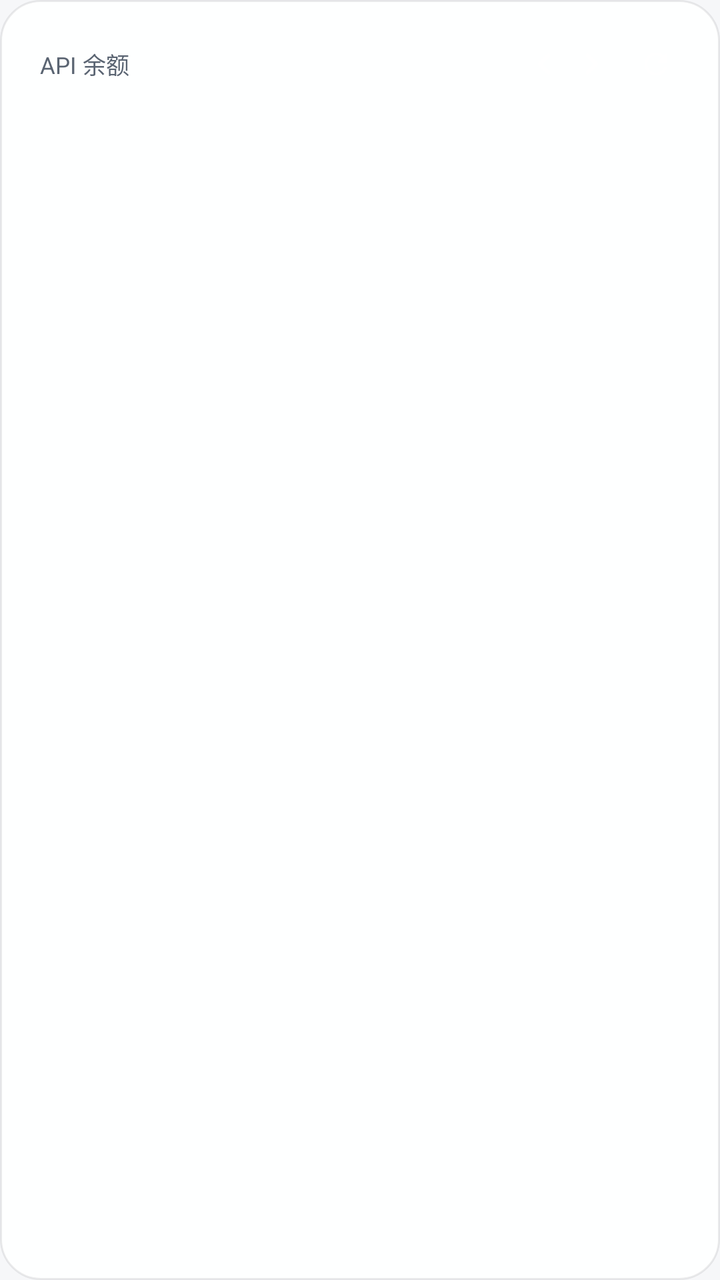
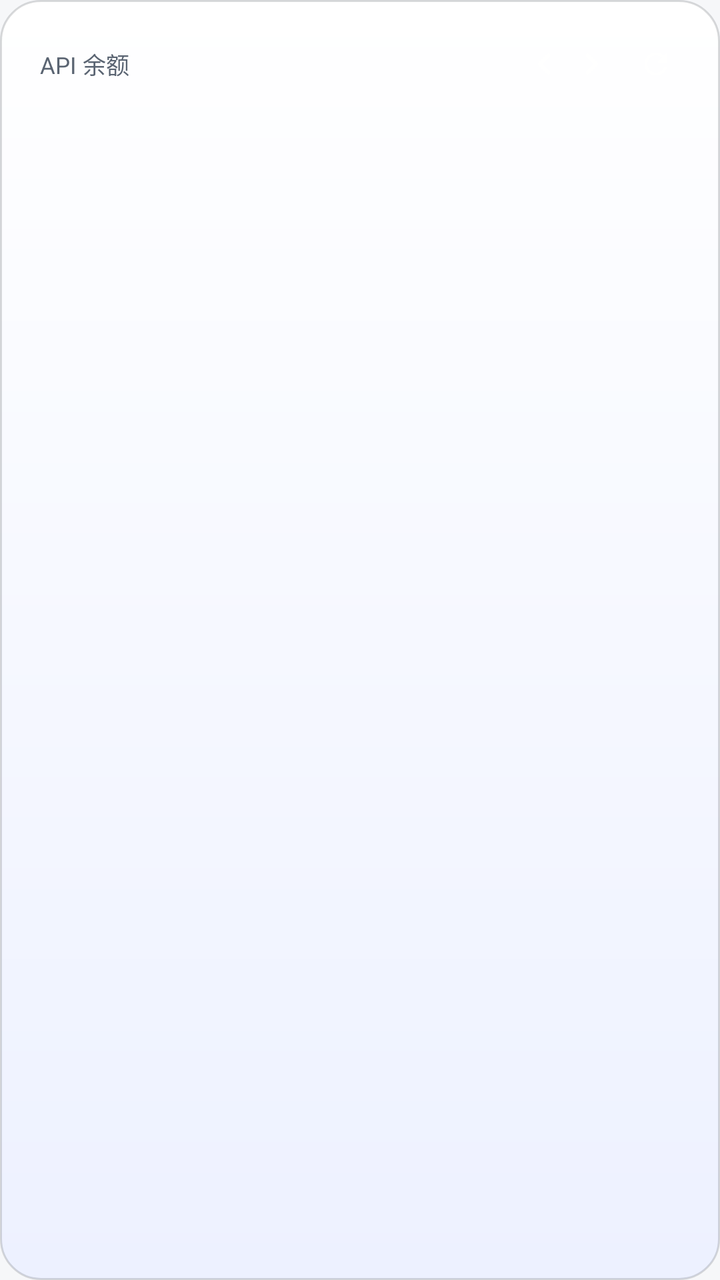

An Android layout rendered at two revisions. The XML below is the earlier revision; the diff shows what the commit changed to produce the second picture.
<!-- AndroidManifest.xml: application theme AppTheme -->
<!-- res/layout/widget_style0.xml -->
<?xml version="1.0" encoding="utf-8"?>
<FrameLayout xmlns:android="http://schemas.android.com/apk/res/android"
    android:id="@+id/w2_root"
    android:layout_width="match_parent"
    android:layout_height="match_parent"
    android:orientation="vertical"
    android:padding="20dp"
    android:background="@drawable/wg_t0">

    
    <ImageView
        android:id="@+id/w2_frost"
        android:layout_width="match_parent"
        android:layout_height="match_parent"
        android:scaleType="fitXY"
        android:visibility="gone" />


    
    <LinearLayout
        android:layout_width="match_parent"
        android:layout_height="wrap_content"
        android:orientation="vertical">

    
    <LinearLayout
        android:layout_width="match_parent"
        android:layout_height="wrap_content"
        android:orientation="horizontal"
        android:gravity="center_vertical">

        
        <TextView
            android:id="@+id/w2_title"
            android:layout_width="0dp"
            android:layout_height="wrap_content"
            android:layout_weight="1"
            android:minWidth="0dp"
            android:singleLine="true"
            android:ellipsize="end"
            android:includeFontPadding="false"
            android:textColor="@color/w2_tx2"
            android:textSize="11.5sp"
            android:text="API 余额" />

        <TextView
            android:id="@+id/w2_page"
            android:layout_width="wrap_content"
            android:layout_height="wrap_content"
            android:layout_marginStart="4dp"
            android:minWidth="0dp"
            android:includeFontPadding="false"
            android:textColor="@color/w2_tx3"
            android:textSize="11.5sp" />

        
        <ImageView
            android:id="@+id/w2_prev"
            android:clickable="true"
            android:focusable="true"
            android:layout_width="24dp"
            android:layout_height="24dp"
            android:layout_marginStart="2dp"
            android:scaleType="fitCenter"
            android:src="@drawable/ic_chevron_left"
            android:contentDescription="上一页" />

        <ImageView
            android:id="@+id/w2_next"
            android:clickable="true"
            android:focusable="true"
            android:layout_width="24dp"
            android:layout_height="24dp"
            android:scaleType="fitCenter"
            android:src="@drawable/ic_chevron_right"
            android:contentDescription="下一页" />

        
        <ImageView
            android:id="@+id/w2_refresh"
            android:clickable="true"
            android:focusable="true"
            android:layout_width="24dp"
            android:layout_height="24dp"
            android:layout_marginStart="8dp"
            android:scaleType="fitCenter"
            android:src="@drawable/ic_refresh"
            android:contentDescription="刷新" />
    </LinearLayout>

    
    <TextView
        android:id="@+id/w2_total"
        android:layout_width="match_parent"
        android:layout_height="wrap_content"
        android:layout_marginTop="10dp"
        android:singleLine="true"
        android:includeFontPadding="false"
        android:textColor="@color/w2_tx"
        android:textSize="23sp"
        android:textStyle="bold" />

    <TextView
        android:id="@+id/w2_sub"
        android:layout_width="match_parent"
        android:layout_height="wrap_content"
        android:layout_marginTop="5dp"
        android:singleLine="true"
        android:ellipsize="end"
        android:includeFontPadding="false"
        android:textColor="@color/w2_tx3"
        android:textSize="10sp" />

    

    
    <LinearLayout
        android:id="@+id/w2_row1"
        android:layout_width="match_parent"
        android:layout_height="wrap_content"
        android:layout_marginTop="12dp"
        android:orientation="horizontal"
        android:baselineAligned="false">

        <LinearLayout
            android:id="@+id/w2_slot1"
            android:layout_width="0dp"
            android:layout_height="wrap_content"
            android:layout_weight="1"
            android:orientation="horizontal"
            android:gravity="center_vertical"
            android:visibility="gone">

            <TextView
                android:id="@+id/w2_dot1"
                android:layout_width="6dp"
                android:layout_height="6dp"
                android:layout_marginEnd="8dp"
                android:background="@color/w2_accent" />

            <TextView
                android:id="@+id/w2_name1"
                android:layout_width="wrap_content"
                android:layout_height="wrap_content"
                android:maxWidth="108dp"
                android:singleLine="true"
                android:ellipsize="end"
                android:includeFontPadding="false"
                android:textColor="@color/w2_tx2"
                android:textSize="11.5sp" />

            <TextView
                android:id="@+id/w2_val1"
                android:layout_width="wrap_content"
                android:layout_height="wrap_content"
                android:layout_marginStart="8dp"
                android:singleLine="true"
                android:includeFontPadding="false"
                android:textColor="@color/w2_tx"
                android:textSize="15sp"
                android:textStyle="bold" />
        </LinearLayout>

        <LinearLayout
            android:id="@+id/w2_slot2"
            android:layout_width="0dp"
            android:layout_height="wrap_content"
            android:layout_weight="1"
            android:orientation="horizontal"
            android:gravity="center_vertical"
            android:visibility="gone">

            <TextView
                android:id="@+id/w2_dot2"
                android:layout_width="6dp"
                android:layout_height="6dp"
                android:layout_marginEnd="8dp"
                android:background="@color/w2_accent" />

            <TextView
                android:id="@+id/w2_name2"
                android:layout_width="wrap_content"
                android:layout_height="wrap_content"
                android:maxWidth="108dp"
                android:singleLine="true"
                android:ellipsize="end"
                android:includeFontPadding="false"
                android:textColor="@color/w2_tx2"
                android:textSize="11.5sp" />

            <TextView
                android:id="@+id/w2_val2"
                android:layout_width="wrap_content"
                android:layout_height="wrap_content"
                android:layout_marginStart="8dp"
                android:singleLine="true"
                android:includeFontPadding="false"
                android:textColor="@color/w2_tx"
                android:textSize="15sp"
                android:textStyle="bold" />
        </LinearLayout>
    </LinearLayout>

    
    <TextView
        android:id="@+id/w2_div1"
        android:layout_width="match_parent"
        android:layout_height="1dp"
        android:layout_marginTop="9dp"
        android:background="@color/w2_div"
        android:visibility="gone" />

    
    <LinearLayout
        android:id="@+id/w2_row2"
        android:layout_width="match_parent"
        android:layout_height="wrap_content"
        android:layout_marginTop="9dp"
        android:orientation="horizontal"
        android:baselineAligned="false">

        <LinearLayout
            android:id="@+id/w2_slot3"
            android:layout_width="0dp"
            android:layout_height="wrap_content"
            android:layout_weight="1"
            android:orientation="horizontal"
            android:gravity="center_vertical"
            android:visibility="gone">

            <TextView
                android:id="@+id/w2_dot3"
                android:layout_width="6dp"
                android:layout_height="6dp"
                android:layout_marginEnd="8dp"
                android:background="@color/w2_accent" />

            <TextView
                android:id="@+id/w2_name3"
                android:layout_width="wrap_content"
                android:layout_height="wrap_content"
                android:maxWidth="108dp"
                android:singleLine="true"
                android:ellipsize="end"
                android:includeFontPadding="false"
                android:textColor="@color/w2_tx2"
                android:textSize="11.5sp" />

            <TextView
                android:id="@+id/w2_val3"
                android:layout_width="wrap_content"
                android:layout_height="wrap_content"
                android:layout_marginStart="8dp"
                android:singleLine="true"
                android:includeFontPadding="false"
                android:textColor="@color/w2_tx"
                android:textSize="15sp"
                android:textStyle="bold" />
        </LinearLayout>

        <LinearLayout
            android:id="@+id/w2_slot4"
            android:layout_width="0dp"
            android:layout_height="wrap_content"
            android:layout_weight="1"
            android:orientation="horizontal"
            android:gravity="center_vertical"
            android:visibility="gone">

            <TextView
                android:id="@+id/w2_dot4"
                android:layout_width="6dp"
                android:layout_height="6dp"
                android:layout_marginEnd="8dp"
                android:background="@color/w2_accent" />

            <TextView
                android:id="@+id/w2_name4"
                android:layout_width="wrap_content"
                android:layout_height="wrap_content"
                android:maxWidth="108dp"
                android:singleLine="true"
                android:ellipsize="end"
                android:includeFontPadding="false"
                android:textColor="@color/w2_tx2"
                android:textSize="11.5sp" />

            <TextView
                android:id="@+id/w2_val4"
                android:layout_width="wrap_content"
                android:layout_height="wrap_content"
                android:layout_marginStart="8dp"
                android:singleLine="true"
                android:includeFontPadding="false"
                android:textColor="@color/w2_tx"
                android:textSize="15sp"
                android:textStyle="bold" />
        </LinearLayout>
    </LinearLayout>

    
    <TextView
        android:id="@+id/w2_div2"
        android:layout_width="match_parent"
        android:layout_height="1dp"
        android:layout_marginTop="9dp"
        android:background="@color/w2_div"
        android:visibility="gone" />

    
    <LinearLayout
        android:id="@+id/w2_row3"
        android:layout_width="match_parent"
        android:layout_height="wrap_content"
        android:layout_marginTop="9dp"
        android:orientation="horizontal"
        android:baselineAligned="false">

        <LinearLayout
            android:id="@+id/w2_slot5"
            android:layout_width="0dp"
            android:layout_height="wrap_content"
            android:layout_weight="1"
            android:orientation="horizontal"
            android:gravity="center_vertical"
            android:visibility="gone">

            <TextView
                android:id="@+id/w2_dot5"
                android:layout_width="6dp"
                android:layout_height="6dp"
                android:layout_marginEnd="8dp"
                android:background="@color/w2_accent" />

            <TextView
                android:id="@+id/w2_name5"
                android:layout_width="wrap_content"
                android:layout_height="wrap_content"
                android:maxWidth="108dp"
                android:singleLine="true"
                android:ellipsize="end"
                android:includeFontPadding="false"
                android:textColor="@color/w2_tx2"
                android:textSize="11.5sp" />

            <TextView
                android:id="@+id/w2_val5"
                android:layout_width="wrap_content"
                android:layout_height="wrap_content"
                android:layout_marginStart="8dp"
                android:singleLine="true"
                android:includeFontPadding="false"
                android:textColor="@color/w2_tx"
                android:textSize="15sp"
                android:textStyle="bold" />
        </LinearLayout>

        <LinearLayout
            android:id="@+id/w2_slot6"
            android:layout_width="0dp"
            android:layout_height="wrap_content"
            android:layout_weight="1"
            android:orientation="horizontal"
            android:gravity="center_vertical"
            android:visibility="gone">

            <TextView
                android:id="@+id/w2_dot6"
                android:layout_width="6dp"
                android:layout_height="6dp"
                android:layout_marginEnd="8dp"
                android:background="@color/w2_accent" />

            <TextView
                android:id="@+id/w2_name6"
                android:layout_width="wrap_content"
                android:layout_height="wrap_content"
                android:maxWidth="108dp"
                android:singleLine="true"
                android:ellipsize="end"
                android:includeFontPadding="false"
                android:textColor="@color/w2_tx2"
                android:textSize="11.5sp" />

            <TextView
                android:id="@+id/w2_val6"
                android:layout_width="wrap_content"
                android:layout_height="wrap_content"
                android:layout_marginStart="8dp"
                android:singleLine="true"
                android:includeFontPadding="false"
                android:textColor="@color/w2_tx"
                android:textSize="15sp"
                android:textStyle="bold" />
        </LinearLayout>
    </LinearLayout>

    
    <TextView
        android:id="@+id/w2_div3"
        android:layout_width="match_parent"
        android:layout_height="1dp"
        android:layout_marginTop="9dp"
        android:background="@color/w2_div"
        android:visibility="gone" />

    
    <LinearLayout
        android:id="@+id/w2_row4"
        android:layout_width="match_parent"
        android:layout_height="wrap_content"
        android:layout_marginTop="9dp"
        android:orientation="horizontal"
        android:baselineAligned="false">

        <LinearLayout
            android:id="@+id/w2_slot7"
            android:layout_width="0dp"
            android:layout_height="wrap_content"
            android:layout_weight="1"
            android:orientation="horizontal"
            android:gravity="center_vertical"
            android:visibility="gone">

            <TextView
                android:id="@+id/w2_dot7"
                android:layout_width="6dp"
                android:layout_height="6dp"
                android:layout_marginEnd="8dp"
                android:background="@color/w2_accent" />

            <TextView
                android:id="@+id/w2_name7"
                android:layout_width="wrap_content"
                android:layout_height="wrap_content"
                android:maxWidth="108dp"
                android:singleLine="true"
                android:ellipsize="end"
                android:includeFontPadding="false"
                android:textColor="@color/w2_tx2"
                android:textSize="11.5sp" />

            <TextView
                android:id="@+id/w2_val7"
                android:layout_width="wrap_content"
                android:layout_height="wrap_content"
                android:layout_marginStart="8dp"
                android:singleLine="true"
                android:includeFontPadding="false"
                android:textColor="@color/w2_tx"
                android:textSize="15sp"
                android:textStyle="bold" />
        </LinearLayout>

        <LinearLayout
            android:id="@+id/w2_slot8"
            android:layout_width="0dp"
            android:layout_height="wrap_content"
            android:layout_weight="1"
            android:orientation="horizontal"
            android:gravity="center_vertical"
            android:visibility="gone">

            <TextView
                android:id="@+id/w2_dot8"
                android:layout_width="6dp"
                android:layout_height="6dp"
                android:layout_marginEnd="8dp"
                android:background="@color/w2_accent" />

            <TextView
                android:id="@+id/w2_name8"
                android:layout_width="wrap_content"
                android:layout_height="wrap_content"
                android:maxWidth="108dp"
                android:singleLine="true"
                android:ellipsize="end"
                android:includeFontPadding="false"
                android:textColor="@color/w2_tx2"
                android:textSize="11.5sp" />

            <TextView
                android:id="@+id/w2_val8"
                android:layout_width="wrap_content"
                android:layout_height="wrap_content"
                android:layout_marginStart="8dp"
                android:singleLine="true"
                android:includeFontPadding="false"
                android:textColor="@color/w2_tx"
                android:textSize="15sp"
                android:textStyle="bold" />
        </LinearLayout>
    </LinearLayout>
    </LinearLayout>
</FrameLayout>
<!-- resources referenced by this layout -->
<resources>
  <color name="w2_accent">#4166F5</color>
  <color name="w2_div">#2E9AA6B2</color>
  <color name="w2_tx">#0B0E14</color>
  <color name="w2_tx2">#5A6472</color>
  <color name="w2_tx3">#656F7F</color>
  <!-- drawable ic_chevron_right (drawable) -->
  <?xml version="1.0" encoding="utf-8"?>
  <vector xmlns:android="http://schemas.android.com/apk/res/android"
      android:width="24dp"
      android:height="24dp"
      android:viewportWidth="24"
      android:viewportHeight="24">
  
      <group
          android:pivotX="12"
          android:pivotY="12"
          android:scaleX="0.72"
          android:scaleY="0.72">
  
          <path
              android:pathData="M9,6 L15,12 L9,18"
              android:strokeColor="#FFFFFF"
              android:strokeWidth="2.4"
              android:strokeLineCap="round"
              android:strokeLineJoin="round"
              android:fillColor="#00000000" />
      </group>
  </vector>
  <!-- drawable wg_t0 (drawable) -->
  <?xml version="1.0" encoding="utf-8"?>
  <shape xmlns:android="http://schemas.android.com/apk/res/android"
      android:shape="rectangle">
      <corners android:radius="20dp" />
      <solid android:color="#F2FFFFFF" />
      <stroke android:width="1dp" android:color="#14090C14" />
  </shape>
  <style name="AppDialog_AuroraLight" parent="@android:style/Theme.DeviceDefault.Light.Dialog.Alert">
          <item name="android:windowAnimationStyle">@style/DialogAnim</item>
          <item name="android:colorAccent">#4166F5</item>
          <item name="android:fontFamily">sans-serif</item>
          <item name="android:colorBackground">#FFFFFF</item>
          <item name="android:textColorPrimary">#0B0E14</item>
          <item name="android:textColorSecondary">#414A5C</item>
      </style>
  <!-- drawable mini_btn_border (drawable) -->
  <?xml version="1.0" encoding="utf-8"?>
  <shape xmlns:android="http://schemas.android.com/apk/res/android"
      android:shape="rectangle">
      <corners android:radius="999dp" />
      <solid android:color="?attr/c_btn" />
      <stroke android:width="1.2dp" android:color="?attr/c_btn_border" />
  </shape>
  <!-- drawable tag_bg (drawable) -->
  <?xml version="1.0" encoding="utf-8"?>
  <inset xmlns:android="http://schemas.android.com/apk/res/android"
      android:insetLeft="1dp" android:insetTop="1dp"
      android:insetRight="1dp" android:insetBottom="1dp">
      <shape android:shape="rectangle">
          <solid android:color="?attr/c_input" />
          <corners android:radius="20dp" />
      </shape>
  </inset>
  <!-- drawable seg_bg (drawable) -->
  <?xml version="1.0" encoding="utf-8"?>
  <shape xmlns:android="http://schemas.android.com/apk/res/android"
      android:shape="rectangle">
      <corners android:radius="14dp" />
      <solid android:color="?attr/c_neu_surface" />
      <stroke android:width="1dp" android:color="?attr/c_neu_dark" />
  </shape>
  <!-- drawable input_aurora (drawable) -->
  <?xml version="1.0" encoding="utf-8"?>
  <shape xmlns:android="http://schemas.android.com/apk/res/android"
      android:shape="rectangle">
      <corners android:radius="12dp" />
      <solid android:color="?attr/c_input" />
      <stroke android:width="1dp" android:color="?attr/c_line" />
  </shape>
  <!-- drawable seg_sel (drawable) -->
  <?xml version="1.0" encoding="utf-8"?>
  <shape xmlns:android="http://schemas.android.com/apk/res/android"
      android:shape="rectangle">
      <corners android:radius="10dp" />
      <solid android:color="?attr/c_accent_soft" />
  </shape>
  <!-- drawable pull_bg (drawable) -->
  <?xml version="1.0" encoding="utf-8"?>
  <shape xmlns:android="http://schemas.android.com/apk/res/android"
      android:shape="rectangle">
      <corners android:radius="18dp" />
      <solid android:color="?attr/c_neu_surface" />
      <stroke android:width="1dp" android:color="?attr/c_neu_dark" />
  </shape>
  <style name="DialogAnim">
          <item name="android:windowEnterAnimation">@anim/dialog_in</item>
          <item name="android:windowExitAnimation">@anim/dialog_out</item>
      </style>
  <!-- unchanged entries left out for length: 3 -->
</resources>

<!-- the commit's change to res/layout/widget_style0.xml (unified diff, before → after) -->
@@ -39,7 +39,7 @@
             android:singleLine="true"
             android:ellipsize="end"
             android:includeFontPadding="false"
-            android:textColor="@color/w2_tx2"
+            android:textColor="@color/ws0_tx2"
             android:textSize="11.5sp"
             android:text="API 余额" />
 
@@ -50,7 +50,7 @@
             android:layout_marginStart="4dp"
             android:minWidth="0dp"
             android:includeFontPadding="false"
-            android:textColor="@color/w2_tx3"
+            android:textColor="@color/ws0_tx3"
             android:textSize="11.5sp" />
 
         
@@ -96,7 +96,7 @@
         android:layout_marginTop="10dp"
         android:singleLine="true"
         android:includeFontPadding="false"
-        android:textColor="@color/w2_tx"
+        android:textColor="@color/ws0_tx"
         android:textSize="23sp"
         android:textStyle="bold" />
 
@@ -108,7 +108,7 @@
         android:singleLine="true"
         android:ellipsize="end"
         android:includeFontPadding="false"
-        android:textColor="@color/w2_tx3"
+        android:textColor="@color/ws0_tx3"
         android:textSize="10sp" />
 
     
@@ -136,7 +136,7 @@
                 android:layout_width="6dp"
                 android:layout_height="6dp"
                 android:layout_marginEnd="8dp"
-                android:background="@color/w2_accent" />
+                android:background="@color/ws0_accent" />
 
             <TextView
                 android:id="@+id/w2_name1"
@@ -146,7 +146,7 @@
                 android:singleLine="true"
                 android:ellipsize="end"
                 android:includeFontPadding="false"
-                android:textColor="@color/w2_tx2"
+                android:textColor="@color/ws0_tx2"
                 android:textSize="11.5sp" />
 
             <TextView
@@ -156,7 +156,7 @@
                 android:layout_marginStart="8dp"
                 android:singleLine="true"
                 android:includeFontPadding="false"
-                android:textColor="@color/w2_tx"
+                android:textColor="@color/ws0_tx"
                 android:textSize="15sp"
                 android:textStyle="bold" />
         </LinearLayout>
@@ -175,7 +175,7 @@
                 android:layout_width="6dp"
                 android:layout_height="6dp"
                 android:layout_marginEnd="8dp"
-                android:background="@color/w2_accent" />
+                android:background="@color/ws0_accent" />
 
             <TextView
                 android:id="@+id/w2_name2"
@@ -185,7 +185,7 @@
                 android:singleLine="true"
                 android:ellipsize="end"
                 android:includeFontPadding="false"
-                android:textColor="@color/w2_tx2"
+                android:textColor="@color/ws0_tx2"
                 android:textSize="11.5sp" />
 
             <TextView
@@ -195,7 +195,7 @@
                 android:layout_marginStart="8dp"
                 android:singleLine="true"
                 android:includeFontPadding="false"
-                android:textColor="@color/w2_tx"
+                android:textColor="@color/ws0_tx"
                 android:textSize="15sp"
                 android:textStyle="bold" />
         </LinearLayout>
@@ -207,7 +207,7 @@
         android:layout_width="match_parent"
         android:layout_height="1dp"
         android:layout_marginTop="9dp"
-        android:background="@color/w2_div"
+        android:background="@color/ws0_div"
         android:visibility="gone" />
 
     
@@ -233,7 +233,7 @@
                 android:layout_width="6dp"
                 android:layout_height="6dp"
                 android:layout_marginEnd="8dp"
-                android:background="@color/w2_accent" />
+                android:background="@color/ws0_accent" />
 
             <TextView
                 android:id="@+id/w2_name3"
@@ -243,7 +243,7 @@
                 android:singleLine="true"
                 android:ellipsize="end"
                 android:includeFontPadding="false"
-                android:textColor="@color/w2_tx2"
+                android:textColor="@color/ws0_tx2"
                 android:textSize="11.5sp" />
 
             <TextView
@@ -253,7 +253,7 @@
                 android:layout_marginStart="8dp"
                 android:singleLine="true"
                 android:includeFontPadding="false"
-                android:textColor="@color/w2_tx"
+                android:textColor="@color/ws0_tx"
                 android:textSize="15sp"
                 android:textStyle="bold" />
         </LinearLayout>
@@ -272,7 +272,7 @@
                 android:layout_width="6dp"
                 android:layout_height="6dp"
                 android:layout_marginEnd="8dp"
-                android:background="@color/w2_accent" />
+                android:background="@color/ws0_accent" />
 
             <TextView
                 android:id="@+id/w2_name4"
@@ -282,7 +282,7 @@
                 android:singleLine="true"
                 android:ellipsize="end"
                 android:includeFontPadding="false"
-                android:textColor="@color/w2_tx2"
+                android:textColor="@color/ws0_tx2"
                 android:textSize="11.5sp" />
 
             <TextView
@@ -292,7 +292,7 @@
                 android:layout_marginStart="8dp"
                 android:singleLine="true"
                 android:includeFontPadding="false"
-                android:textColor="@color/w2_tx"
+                android:textColor="@color/ws0_tx"
                 android:textSize="15sp"
                 android:textStyle="bold" />
         </LinearLayout>
@@ -304,7 +304,7 @@
         android:layout_width="match_parent"
         android:layout_height="1dp"
         android:layout_marginTop="9dp"
-        android:background="@color/w2_div"
+        android:background="@color/ws0_div"
         android:visibility="gone" />
 
     
@@ -330,7 +330,7 @@
                 android:layout_width="6dp"
                 android:layout_height="6dp"
                 android:layout_marginEnd="8dp"
-                android:background="@color/w2_accent" />
+                android:background="@color/ws0_accent" />
 
             <TextView
                 android:id="@+id/w2_name5"
@@ -340,7 +340,7 @@
                 android:singleLine="true"
                 android:ellipsize="end"
                 android:includeFontPadding="false"
-                android:textColor="@color/w2_tx2"
+                android:textColor="@color/ws0_tx2"
                 android:textSize="11.5sp" />
 
             <TextView
@@ -350,7 +350,7 @@
                 android:layout_marginStart="8dp"
                 android:singleLine="true"
                 android:includeFontPadding="false"
-                android:textColor="@color/w2_tx"
+                android:textColor="@color/ws0_tx"
                 android:textSize="15sp"
                 android:textStyle="bold" />
         </LinearLayout>
@@ -369,7 +369,7 @@
                 android:layout_width="6dp"
                 android:layout_height="6dp"
                 android:layout_marginEnd="8dp"
-                android:background="@color/w2_accent" />
+                android:background="@color/ws0_accent" />
 
             <TextView
                 android:id="@+id/w2_name6"
@@ -379,7 +379,7 @@
                 android:singleLine="true"
                 android:ellipsize="end"
                 android:includeFontPadding="false"
-                android:textColor="@color/w2_tx2"
+                android:textColor="@color/ws0_tx2"
                 android:textSize="11.5sp" />
 
             <TextView
@@ -389,7 +389,7 @@
                 android:layout_marginStart="8dp"
                 android:singleLine="true"
                 android:includeFontPadding="false"
-                android:textColor="@color/w2_tx"
+                android:textColor="@color/ws0_tx"
                 android:textSize="15sp"
                 android:textStyle="bold" />
         </LinearLayout>
@@ -401,7 +401,7 @@
         android:layout_width="match_parent"
         android:layout_height="1dp"
         android:layout_marginTop="9dp"
-        android:background="@color/w2_div"
+        android:background="@color/ws0_div"
         android:visibility="gone" />
 
     
@@ -427,7 +427,7 @@
                 android:layout_width="6dp"
                 android:layout_height="6dp"
                 android:layout_marginEnd="8dp"
-                android:background="@color/w2_accent" />
+                android:background="@color/ws0_accent" />
 
             <TextView
                 android:id="@+id/w2_name7"
@@ -437,7 +437,7 @@
                 android:singleLine="true"
                 android:ellipsize="end"
                 android:includeFontPadding="false"
-                android:textColor="@color/w2_tx2"
+                android:textColor="@color/ws0_tx2"
                 android:textSize="11.5sp" />
 
             <TextView
@@ -447,7 +447,7 @@
                 android:layout_marginStart="8dp"
                 android:singleLine="true"
                 android:includeFontPadding="false"
-                android:textColor="@color/w2_tx"
+                android:textColor="@color/ws0_tx"
                 android:textSize="15sp"
                 android:textStyle="bold" />
         </LinearLayout>
@@ -466,7 +466,7 @@
                 android:layout_width="6dp"
                 android:layout_height="6dp"
                 android:layout_marginEnd="8dp"
-                android:background="@color/w2_accent" />
+                android:background="@color/ws0_accent" />
 
             <TextView
                 android:id="@+id/w2_name8"
@@ -476,7 +476,7 @@
                 android:singleLine="true"
                 android:ellipsize="end"
                 android:includeFontPadding="false"
-                android:textColor="@color/w2_tx2"
+                android:textColor="@color/ws0_tx2"
                 android:textSize="11.5sp" />
 
             <TextView
@@ -486,7 +486,7 @@
                 android:layout_marginStart="8dp"
                 android:singleLine="true"
                 android:includeFontPadding="false"
-                android:textColor="@color/w2_tx"
+                android:textColor="@color/ws0_tx"
                 android:textSize="15sp"
                 android:textStyle="bold" />
         </LinearLayout>
<!-- resource entries referenced after the edit -->
@@ -1,10 +1,10 @@
 <!-- resources referenced by this layout -->
 <resources>
-  <color name="w2_accent">#4166F5</color>
-  <color name="w2_div">#2E9AA6B2</color>
-  <color name="w2_tx">#0B0E14</color>
-  <color name="w2_tx2">#5A6472</color>
-  <color name="w2_tx3">#656F7F</color>
+  <color name="ws0_accent">#FF4166F5</color>
+  <color name="ws0_div">#2E9AA6B2</color>
+  <color name="ws0_tx">#FF0B0E14</color>
+  <color name="ws0_tx2">#FF5A6472</color>
+  <color name="ws0_tx3">#FF7A8492</color>
   <!-- drawable ic_chevron_right (drawable) -->
   <?xml version="1.0" encoding="utf-8"?>
   <vector xmlns:android="http://schemas.android.com/apk/res/android"
@@ -30,11 +30,10 @@
   </vector>
   <!-- drawable wg_t0 (drawable) -->
   <?xml version="1.0" encoding="utf-8"?>
-  <shape xmlns:android="http://schemas.android.com/apk/res/android"
-      android:shape="rectangle">
+  <shape xmlns:android="http://schemas.android.com/apk/res/android" android:shape="rectangle">
+      <gradient android:startColor="#FFFFFFFF" android:endColor="#FFEDF1FF" android:angle="270" />
       <corners android:radius="20dp" />
-      <solid android:color="#F2FFFFFF" />
-      <stroke android:width="1dp" android:color="#14090C14" />
+      <stroke android:width="1dp" android:color="#260B0E14" />
   </shape>
   <style name="AppDialog_AuroraLight" parent="@android:style/Theme.DeviceDefault.Light.Dialog.Alert">
           <item name="android:windowAnimationStyle">@style/DialogAnim</item>
